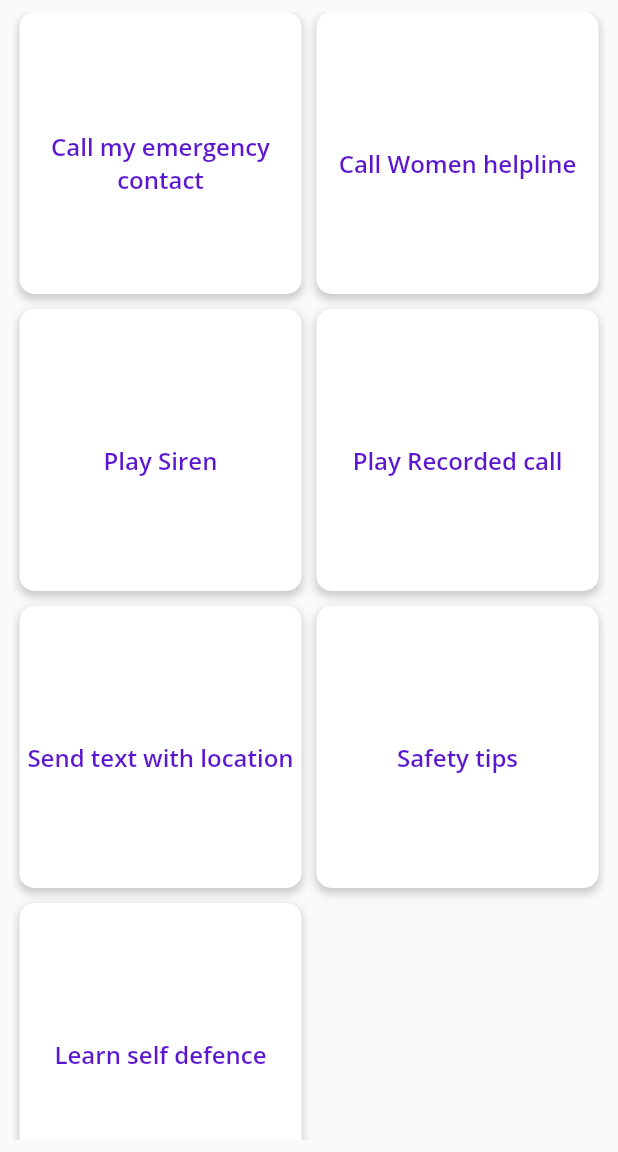
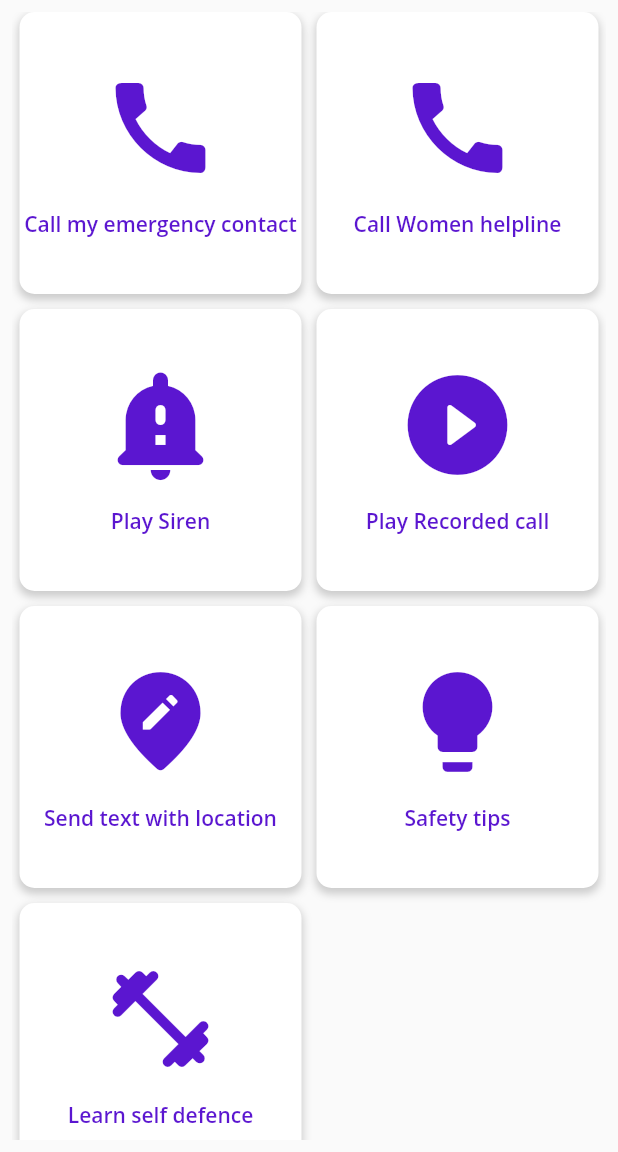
Before and after one commit to mahakmandlecha/SheHacks_Team-055, a Flutter app: the HomePage screen opened by its route, on a phone screen of 412 x 824 dp, the part 84-1236 px from its top. Run offline on Flutter 3.47's test engine with Material 2 defaults, Android fonts, the phone set to English and light mode, and no system bars; our stand-ins replace cloud_firestore, firebase_auth, firebase_core, flutter_spinkit, font_awesome_flutter, geolocator and 2 more; missing offline and left inert: geocoder, latlng; accounts and stored records are empty.

Commit message:
Icons of home screen added

```diff
--- a/lib/main.dart
+++ b/lib/main.dart
@@ -10,6 +10,8 @@ import 'package:shehacks_team_055/screens/register.dart';
 import 'package:shehacks_team_055/screens/signup_screen.dart';
 import 'package:shehacks_team_055/screens/slide.dart';
 
+import 'screens/homepage.dart';
+import 'screens/onboarding_screen.dart';
 import 'screens/onboarding_screen.dart';
 //import 'package:app_onboarding/screens/onboarding_screen.dart';
 
--- a/lib/mainfunctionality/safetytips.dart
+++ b/lib/mainfunctionality/safetytips.dart
@@ -2,9 +2,6 @@ import 'package:flutter/material.dart';
 import 'package:shehacks_team_055/screens/appBar.dart';
 
 class SafetyTips extends StatelessWidget {
-  @override
-  Widget build(BuildContext context) {
-    final appTitle = 'Safety Tips';
   var list = [
     '1.	Always carry pepper spray.',
     '2.	While travelling alone make sure to provide vehicle number to your closed ones.',
@@ -16,6 +13,10 @@ class SafetyTips extends StatelessWidget {
     '8.	Women must have all the emergency numbers with them'
   ];
 
+  @override
+  Widget build(BuildContext context) {
+    final appTitle = 'Safety Tips';
+
     return MaterialApp(
       title: appTitle,
       home: Scaffold(
@@ -26,7 +27,14 @@ class SafetyTips extends StatelessWidget {
           elevation: 0.0,
           backgroundColor: Color(0xFF5B16D0),
         ),
-        body: ListView.separated(
+        body: _body(),
+      ),
+    );
+  }
+
+  Widget _body() {
+    return Container(
+      child: ListView.separated(
         itemCount: list.length,
         itemBuilder: (context, index) {
           return ListTile(
@@ -42,7 +50,6 @@ class SafetyTips extends StatelessWidget {
           );
         },
       ),
-      ),
     );
   }
 }
--- a/lib/screens/homepage.dart
+++ b/lib/screens/homepage.dart
@@ -208,6 +208,11 @@ class _HomePageState extends State<HomePage> {
                       //   data.img,
                       //   width: 42,
                       // ),
+                      Icon(
+                        Icons.call,
+                        color: Color(0xFF5B16D0),
+                        size: 80.0,
+                      ),
                       SizedBox(
                         height: 14,
                       ),
@@ -217,7 +222,7 @@ class _HomePageState extends State<HomePage> {
                         style: GoogleFonts.openSans(
                             textStyle: TextStyle(
                                 color: Color(0xFF5B16D0),
-                                fontSize: 16,
+                                fontSize: 14,
                                 fontWeight: FontWeight.w600)),
                       ),
                     ],
@@ -248,6 +253,11 @@ class _HomePageState extends State<HomePage> {
                       //   data.img,
                       //   width: 42,
                       // ),
+                      Icon(
+                        Icons.call,
+                        color: Color(0xFF5B16D0),
+                        size: 80.0,
+                      ),
                       SizedBox(
                         height: 14,
                       ),
@@ -257,7 +267,7 @@ class _HomePageState extends State<HomePage> {
                         style: GoogleFonts.openSans(
                             textStyle: TextStyle(
                                 color: Color(0xFF5B16D0),
-                                fontSize: 16,
+                                fontSize: 14,
                                 fontWeight: FontWeight.w600)),
                       ),
                     ],
@@ -289,6 +299,11 @@ class _HomePageState extends State<HomePage> {
                       //   data.img,
                       //   width: 42,
                       // ),
+                      Icon(
+                        Icons.notification_important_rounded,
+                        color: Color(0xFF5B16D0),
+                        size: 80.0,
+                      ),
                       SizedBox(
                         height: 14,
                       ),
@@ -298,7 +313,7 @@ class _HomePageState extends State<HomePage> {
                         style: GoogleFonts.openSans(
                             textStyle: TextStyle(
                                 color: Color(0xFF5B16D0),
-                                fontSize: 16,
+                                fontSize: 14,
                                 fontWeight: FontWeight.w600)),
                       ),
                     ],
@@ -330,6 +345,11 @@ class _HomePageState extends State<HomePage> {
                       //   data.img,
                       //   width: 42,
                       // ),
+                      Icon(
+                        Icons.play_circle_fill_rounded,
+                        color: Color(0xFF5B16D0),
+                        size: 80.0,
+                      ),
                       SizedBox(
                         height: 14,
                       ),
@@ -339,7 +359,7 @@ class _HomePageState extends State<HomePage> {
                         style: GoogleFonts.openSans(
                             textStyle: TextStyle(
                                 color: Color(0xFF5B16D0),
-                                fontSize: 16,
+                                fontSize: 14,
                                 fontWeight: FontWeight.w600)),
                       ),
                     ],
@@ -370,6 +390,11 @@ class _HomePageState extends State<HomePage> {
                       //   data.img,
                       //   width: 42,
                       // ),
+                      Icon(
+                        Icons.edit_location_rounded,
+                        color: Color(0xFF5B16D0),
+                        size: 80.0,
+                      ),
                       SizedBox(
                         height: 14,
                       ),
@@ -379,7 +404,7 @@ class _HomePageState extends State<HomePage> {
                         style: GoogleFonts.openSans(
                             textStyle: TextStyle(
                                 color: Color(0xFF5B16D0),
-                                fontSize: 16,
+                                fontSize: 14,
                                 fontWeight: FontWeight.w600)),
                       ),
                     ],
@@ -411,6 +436,11 @@ class _HomePageState extends State<HomePage> {
                       //   data.img,
                       //   width: 42,
                       // ),
+                      Icon(
+                        Icons.lightbulb,
+                        color: Color(0xFF5B16D0),
+                        size: 80.0,
+                      ),
                       SizedBox(
                         height: 14,
                       ),
@@ -420,7 +450,7 @@ class _HomePageState extends State<HomePage> {
                         style: GoogleFonts.openSans(
                             textStyle: TextStyle(
                                 color: Color(0xFF5B16D0),
-                                fontSize: 16,
+                                fontSize: 14,
                                 fontWeight: FontWeight.w600)),
                       ),
                     ],
@@ -454,6 +484,11 @@ class _HomePageState extends State<HomePage> {
                       //   data.img,
                       //   width: 42,
                       // ),
+                      Icon(
+                        Icons.fitness_center_rounded,
+                        color: Color(0xFF5B16D0),
+                        size: 80.0,
+                      ),
                       SizedBox(
                         height: 14,
                       ),
@@ -463,7 +498,7 @@ class _HomePageState extends State<HomePage> {
                         style: GoogleFonts.openSans(
                             textStyle: TextStyle(
                                 color: Color(0xFF5B16D0),
-                                fontSize: 16,
+                                fontSize: 14,
                                 fontWeight: FontWeight.w600)),
                       ),
                     ],
```
Lines whose indentation alone changed are shown as unchanged.
